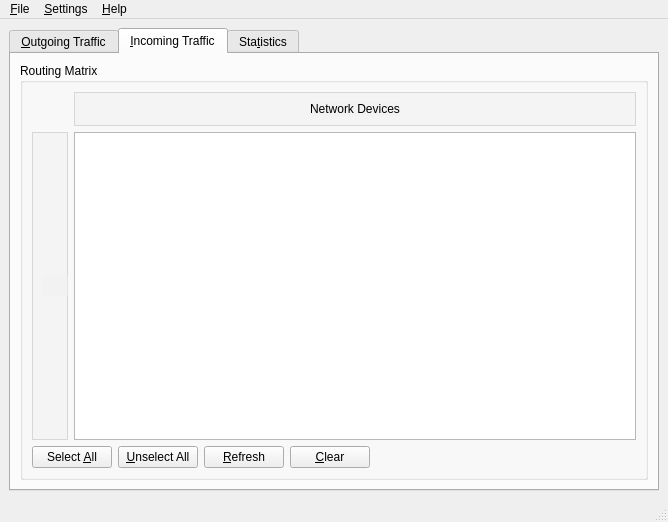
The window that midi_over_lan/gui/qt/main_window.ui (Haenisch/MIDI-over-LAN) describes before a commit, drawn with Qt 5.
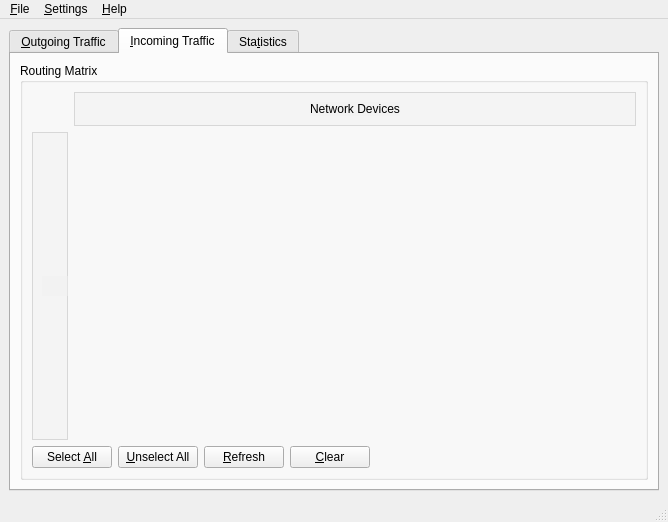
The same window after the commit. The open tabs and pages were chosen to show the change. Icons and pictures are not drawn. Custom widgets are drawn as their Qt base class.

```diff
--- a/midi_over_lan/gui/qt/main_window.ui
+++ b/midi_over_lan/gui/qt/main_window.ui
@@ -357,8 +357,6 @@
           <property name="title">
            <string>Routing Matrix</string>
           </property>
-          <layout class="QVBoxLayout" name="verticalLayout_5">
-           <item>
             <layout class="QGridLayout" name="gridLayout_3">
              <item row="0" column="1">
               <widget class="QFrame" name="frame_HorizontalHeader">
@@ -487,11 +485,11 @@
               </widget>
              </item>
              <item row="1" column="1">
-              <widget class="RoutingMatrix" name="tableWidget_RoutingMatrix"/>
-             </item>
-            </layout>
-           </item>
-           <item>
+            <widget class="RoutingMatrix" name="stackedWidget_RoutingMatrix">
+             <widget class="QWidget" name="stackedWidgetPage1" native="true"/>
+            </widget>
+           </item>
+           <item row="2" column="0" colspan="2">
             <layout class="QHBoxLayout" name="horizontalLayout_3">
              <item>
               <widget class="QPushButton" name="pushButton_RoutingMatrix_SelectAll">
@@ -731,16 +729,17 @@
   </action>
  </widget>
  <customwidgets>
-  <customwidget>
-   <class>RoutingMatrix</class>
-   <extends>QTableWidget</extends>
-   <header>routing_matrix</header>
-  </customwidget>
   <customwidget>
    <class>RotatedLabel</class>
    <extends>QLabel</extends>
    <header>rotated_label</header>
   </customwidget>
+  <customwidget>
+   <class>RoutingMatrix</class>
+   <extends>QStackedWidget</extends>
+   <header>routing_matrix</header>
+   <container>1</container>
+  </customwidget>
  </customwidgets>
  <tabstops>
   <tabstop>tableWidget_LocalInputPorts</tabstop>
```
Left out of the diff: 3 changed lines with no effect on the pictures. Lines whose indentation alone changed are shown as unchanged.
